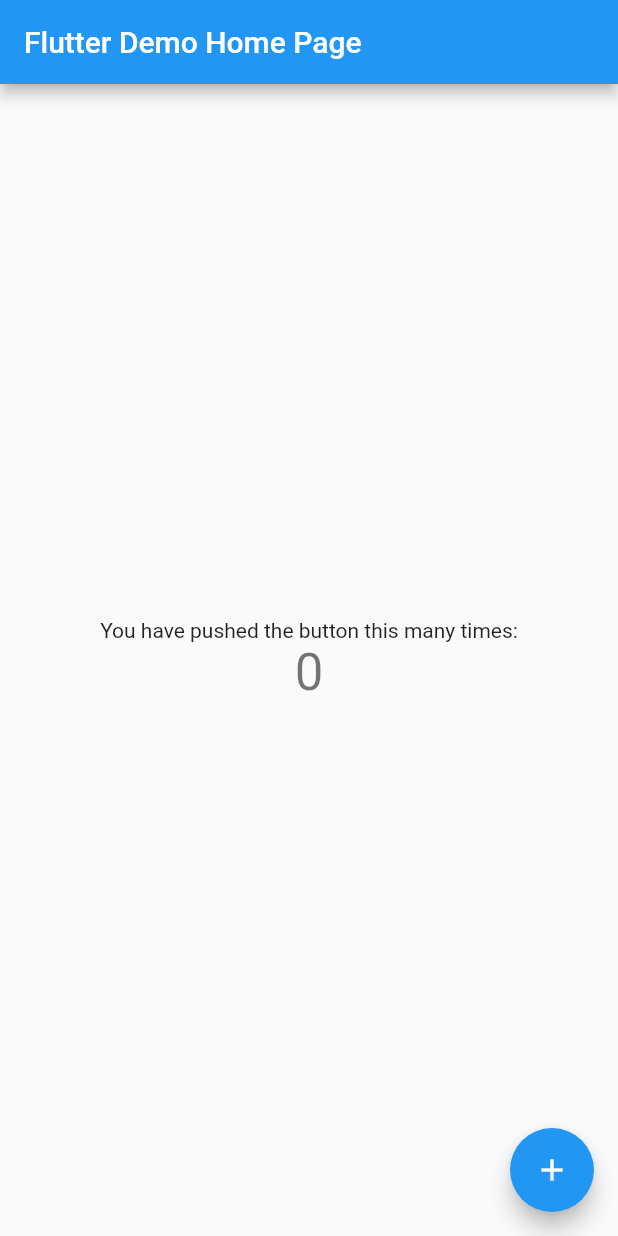
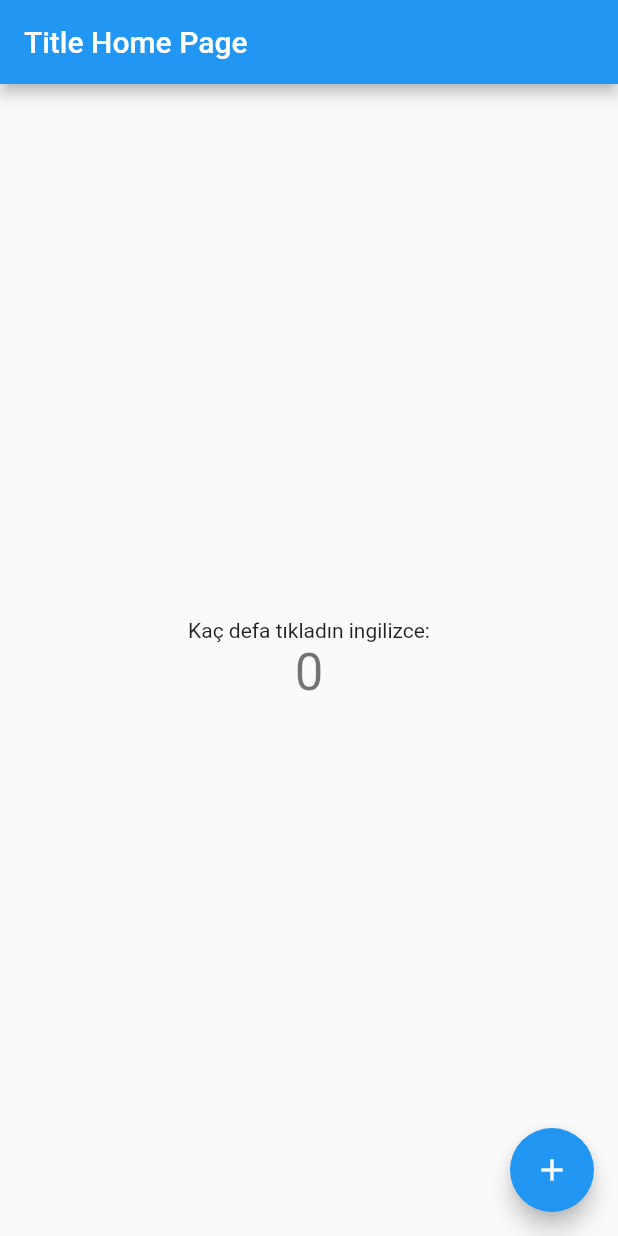
Before and after one commit to cett01/start_flutter, a Flutter app: the screen it shows after launch, on a phone screen of 412 x 824 dp. Run offline on Flutter 3.47's test engine with Material 2 defaults, Android fonts, the phone set to English and light mode, and no system bars; our stand-ins replace chopper, shared_preferences; generated files the repository leaves out were written again.

Commit message:
some changes

```diff
--- a/lib/l10n/intl_en.arb
+++ b/lib/l10n/intl_en.arb
@@ -1,3 +1,4 @@
 {
-  "pushedMessage": "You have pushed the button this many times:"
+  "pushedMessage": "Kaç defa tıkladın ingilizce:",
+  "flutterDemoHomePage": "Demo Entrance Page"
 }
--- a/lib/l10n/intl_tr.arb
+++ b/lib/l10n/intl_tr.arb
@@ -1,3 +1,4 @@
 {
-  "pushedMessage": "You have pushed the button this many times:"
+  "pushedMessage": "Kaç defa tıkaldın Türkçe:",
+  "flutterDemoHomePage": "Demo giriş sayfası Fevzi"
 }
--- a/lib/main.dart
+++ b/lib/main.dart
@@ -24,22 +24,12 @@ class MyApp extends StatelessWidget {
       ],
       title: 'Insta Tracker',
       theme: ThemeData(
-        // This is the theme of your application.
-        //
-        // Try running your application with "flutter run". You'll see the
-        // application has a blue toolbar. Then, without quitting the app, try
-        // changing the primarySwatch below to Colors.green and then invoke
-        // "hot reload" (press "r" in the console where you ran "flutter run",
-        // or simply save your changes to "hot reload" in a Flutter IDE).
-        // Notice that the counter didn't reset back to zero; the application
-        // is not restarted.
         primarySwatch: Colors.blue,
-        // This makes the visual density adapt to the platform that you run
-        // the app on. For desktop platforms, the controls will be smaller and
-        // closer together (more dense) than on mobile platforms.
         visualDensity: VisualDensity.adaptivePlatformDensity,
       ),
-      home: MyHomePage(title: 'Flutter Demo Home Page'),
+      home: MyHomePage(
+        title: "Title Home Page",
+      ),
     );
   }
 }
```
Also changed, not shown: lib/generated/intl/messages_en.dart, lib/generated/intl/messages_tr.dart, lib/generated/l10n.dart.
